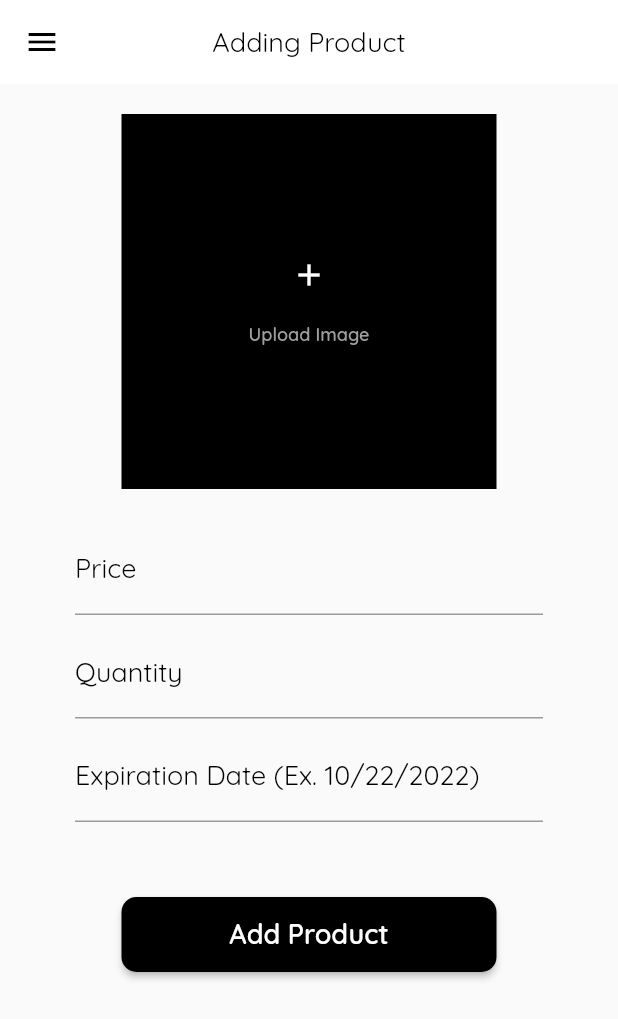
After one commit to lansoyyy/turks, a Flutter app: the AddProductPage screen opened directly, on a phone screen of 412 x 824 dp. The commit adds this screen. Shown: the top 1019 px of the screen. Run offline on Flutter 3.47's test engine with Material 2 defaults, Android fonts, the phone set to English and light mode, and no system bars; our stand-ins replace get_storage; accounts and stored records are empty.

Commit message:
Added Layout

```diff
--- /dev/null
+++ b/lib/views/crew/add_product_page.dart
@@ -0,0 +1,115 @@
+import 'package:flutter/material.dart';
+import 'package:turks/views/crew/crew_home.dart';
+import 'package:turks/widgets/appbar_widget.dart';
+import 'package:turks/widgets/button_widget.dart';
+import 'package:turks/widgets/drawer_widget.dart';
+import 'package:turks/widgets/text_widget.dart';
+
+class AddProductPage extends StatelessWidget {
+  const AddProductPage({Key? key}) : super(key: key);
+
+  @override
+  Widget build(BuildContext context) {
+    return Scaffold(
+      drawer: const DrawerWidget(),
+      appBar: AppbarWidget('Adding Product'),
+      body: SingleChildScrollView(
+        child: Column(crossAxisAlignment: CrossAxisAlignment.center, children: [
+          const SizedBox(
+            height: 20,
+          ),
+          Center(
+            child: GestureDetector(
+              onTap: () {},
+              child: Container(
+                height: 250,
+                width: 250,
+                color: Colors.black,
+                child: Column(
+                  mainAxisAlignment: MainAxisAlignment.center,
+                  children: [
+                    const Icon(
+                      Icons.add,
+                      color: Colors.white,
+                    ),
+                    const SizedBox(
+                      height: 20,
+                    ),
+                    TextBold(
+                        text: 'Upload Image', fontSize: 12, color: Colors.grey)
+                  ],
+                ),
+              ),
+            ),
+          ),
+          const SizedBox(
+            height: 20,
+          ),
+          Padding(
+            padding: const EdgeInsets.fromLTRB(50, 5, 50, 5),
+            child: TextFormField(
+              keyboardType: TextInputType.number,
+              onChanged: (_input) {},
+              decoration: InputDecoration(
+                label: TextRegular(
+                    text: 'Price', fontSize: 18, color: Colors.black),
+              ),
+            ),
+          ),
+          Padding(
+            padding: const EdgeInsets.fromLTRB(50, 5, 50, 5),
+            child: TextFormField(
+              keyboardType: TextInputType.number,
+              onChanged: (_input) {},
+              decoration: InputDecoration(
+                label: TextRegular(
+                    text: 'Quantity', fontSize: 18, color: Colors.black),
+              ),
+            ),
+          ),
+          Padding(
+            padding: const EdgeInsets.fromLTRB(50, 5, 50, 50),
+            child: TextFormField(
+              onChanged: (_input) {},
+              decoration: InputDecoration(
+                label: TextRegular(
+                    text: 'Expiration Date (Ex. 10/22/2022)',
+                    fontSize: 18,
+                    color: Colors.black),
+              ),
+            ),
+          ),
+          ButtonWidget(
+              onPressed: () {
+                showDialog(
+                    context: context,
+                    barrierDismissible: false,
+                    builder: (context) => AlertDialog(
+                          content: const Text(
+                            'Added Succesfully!',
+                            style: TextStyle(fontFamily: 'QRegular'),
+                          ),
+                          actions: <Widget>[
+                            FlatButton(
+                              onPressed: () {
+                                Navigator.of(context).pushReplacement(
+                                    MaterialPageRoute(
+                                        builder: (context) =>
+                                            const CrewHome()));
+                              },
+                              child: const Text(
+                                'Continue',
+                                style: TextStyle(
+                                    fontFamily: 'QRegular',
+                                    fontWeight: FontWeight.bold),
+                              ),
+                            ),
+                          ],
+                        ));
+              },
+              text: 'Add Product'),
+        ]),
+      ),
+    );
+  }
+}
```
Also changed, not shown: lib/views/crew/crew_home.dart (+10 -1 lines), lib/views/crew/expenses_page.dart (added, +112 -0 lines), lib/views/crew/inventory_page.dart (added, +111 -0 lines), lib/views/crew/product_page.dart (added, +55 -0 lines), lib/views/crew/sales_history_page.dart (added, +36 -0 lines), lib/widgets/drawer_widget.dart (+17 -6 lines).
